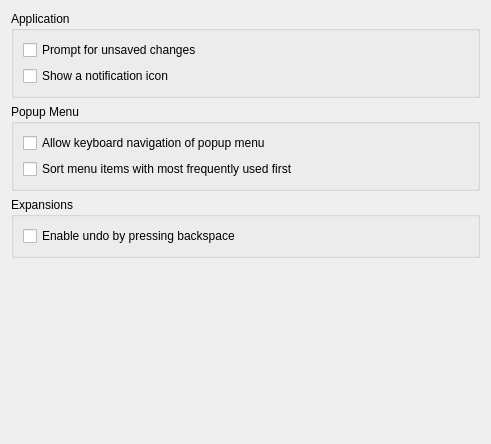
This is lib/autokey/qtui/resources/ui/generalsettings.ui in autokey/autokey as Qt 5 draws it before an edit. The edited form follows.
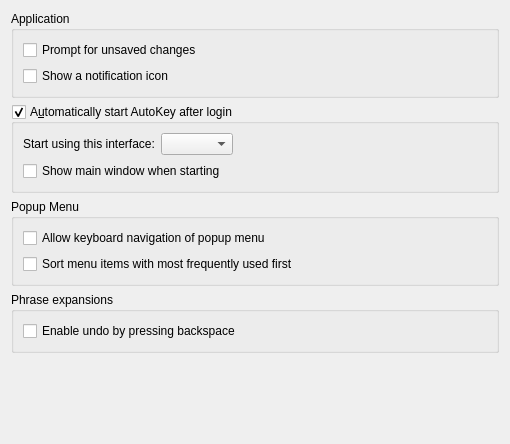
This is the edited form.

Commit message: Qt GUI: Add the autostart at login setting to the Settings dialogue. It allows configuring the used GUI and if the started instance should show the main window on start or not.

Diff of the .ui file:
```diff
--- a/lib/autokey/qtui/resources/ui/generalsettings.ui
+++ b/lib/autokey/qtui/resources/ui/generalsettings.ui
@@ -6,7 +6,7 @@
    <rect>
     <x>0</x>
     <y>0</y>
-    <width>491</width>
+    <width>510</width>
     <height>444</height>
    </rect>
   </property>
@@ -38,7 +38,59 @@
     </widget>
    </item>
    <item>
-    <widget class="QGroupBox" name="groupBox_2">
+    <widget class="QGroupBox" name="autostart_groupbox">
+     <property name="toolTip">
+      <string>Enable to automatically start AutoKey after logging in.</string>
+     </property>
+     <property name="whatsThis">
+      <string>&lt;html&gt;&lt;head/&gt;&lt;body&gt;&lt;p&gt;Enabling this option places a &lt;span style=&quot; font-weight:600;&quot;&gt;autokey.desktop&lt;/span&gt; file into the autostart folder inside the user folder. It can be found in  &lt;a href=&quot;file://$XDG_CONFIG_HOME/autostart&quot;&gt;&lt;span style=&quot; text-decoration: underline; color:#2980b9;&quot;&gt;$XDG_CONFIG_HOME/autostart&lt;/span&gt;&lt;/a&gt;. &lt;/p&gt;&lt;/body&gt;&lt;/html&gt;</string>
+     </property>
+     <property name="title">
+      <string>A&amp;utomatically start AutoKey after login</string>
+     </property>
+     <property name="checkable">
+      <bool>true</bool>
+     </property>
+     <layout class="QGridLayout" name="gridLayout">
+      <item row="0" column="2">
+       <spacer name="horizontal_spacer">
+        <property name="orientation">
+         <enum>Qt::Horizontal</enum>
+        </property>
+        <property name="sizeHint" stdset="0">
+         <size>
+          <width>40</width>
+          <height>20</height>
+         </size>
+        </property>
+       </spacer>
+      </item>
+      <item row="1" column="0" colspan="3">
+       <widget class="QCheckBox" name="autostart_show_main_window_checkbox">
+        <property name="toolTip">
+         <string>If checked, start in the foreground by showing the main window.
+If unchecked, start in the background.</string>
+        </property>
+        <property name="text">
+         <string>Show main window when starting</string>
+        </property>
+       </widget>
+      </item>
+      <item row="0" column="0">
+       <widget class="QLabel" name="autostart_interface_choice_label">
+        <property name="text">
+         <string>Start using this interface:</string>
+        </property>
+       </widget>
+      </item>
+      <item row="0" column="1">
+       <widget class="QComboBox" name="autostart_interface_choice_combobox"/>
+      </item>
+     </layout>
+    </widget>
+   </item>
+   <item>
+    <widget class="QGroupBox" name="popup_menu_groupbox">
      <property name="title">
       <string>Popup Menu</string>
      </property>
@@ -66,7 +118,7 @@
    <item>
     <widget class="QGroupBox" name="groupBox_3">
      <property name="title">
-      <string>Expansions</string>
+      <string>Phrase expansions</string>
      </property>
      <layout class="QVBoxLayout" name="verticalLayout_3">
       <item>
```
Left out of the diff: 4 changed lines with no effect on the pictures. The commit also changes 2 other files.
